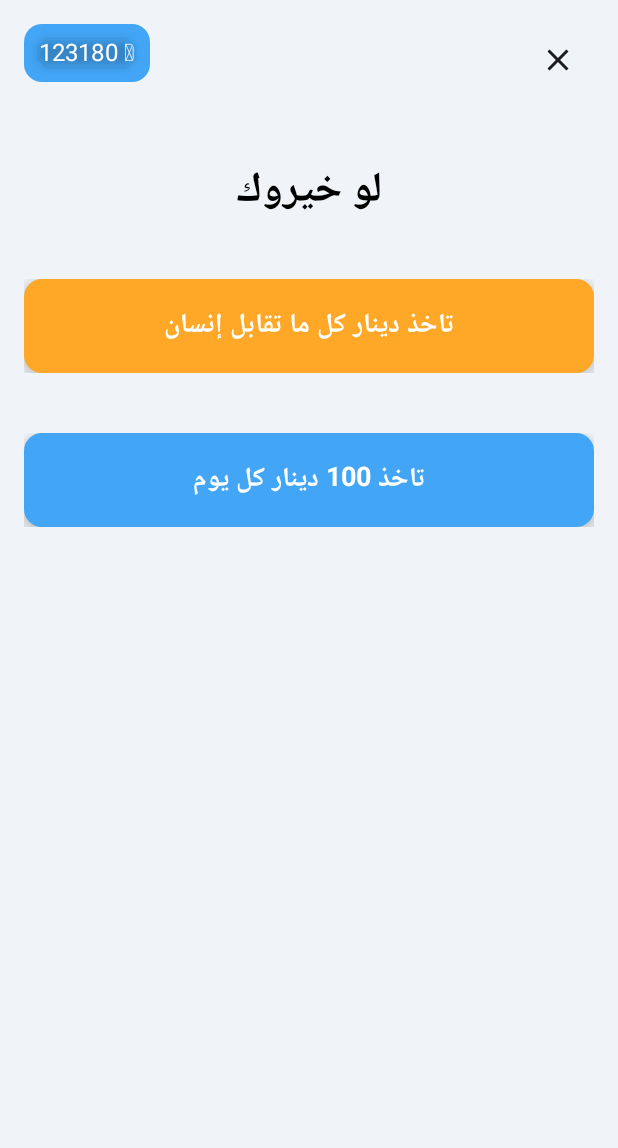
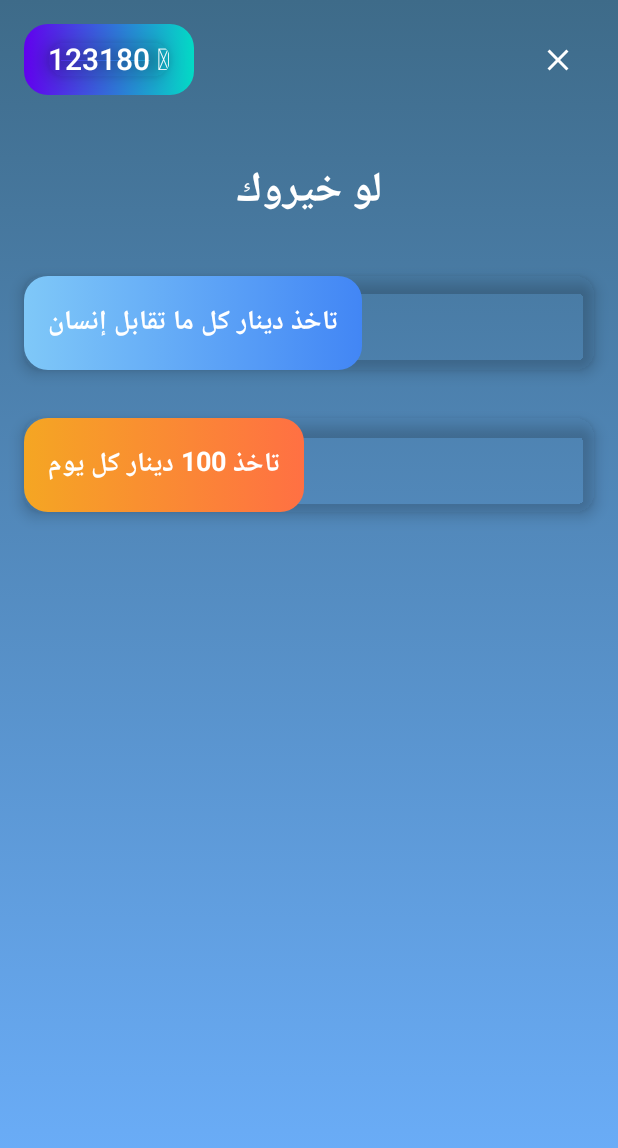
Before and after one commit to nourlou/GameProject, an Android app built with Jetpack Compose: the CategoriesScreen screen opened through its navigation route, after a tap on "لو خيروك", on a phone screen of 412 x 824 dp. Shown: the top 1148 px of the screen. Run offline under Robolectric (Android 15) with nearby library versions, the phone set to English and light mode, and no system bars.

Commit message:
second game

```diff
--- a/app/src/main/java/com/example/quizapp/presentation/screen/CategoriesScreen.kt
+++ b/app/src/main/java/com/example/quizapp/presentation/screen/CategoriesScreen.kt
@@ -26,46 +26,45 @@ import com.example.quizapp.R
 @Composable
 fun CategoriesScreen(navController: NavController) {
     val categories = listOf(
-        Pair("إختبرثقافتك", R.drawable.brain), // Only category and imageRes
+        Pair("إختبر ثقافتك", R.drawable.brain),
         Pair("لو خيروك", R.drawable.choose)
     )
 
     Scaffold(
-        topBar = {
-            // Add your top bar here if needed
-        },
         content = { innerPadding ->
             Box(
                 modifier = Modifier
                     .fillMaxSize()
                     .padding(innerPadding)
             ) {
-                // Background image
+                // Image d'arrière-plan
                 Image(
-                    painter = painterResource(id = R.drawable.game3), // Replace with your image resource
-                    contentDescription = "Background Image",
-                    contentScale = ContentScale.Crop, // Crop to fit the screen
+                    painter = painterResource(id = R.drawable.game3),
+                    contentDescription = "Image de fond",
+                    contentScale = ContentScale.Crop,
                     modifier = Modifier.fillMaxSize()
                 )
 
-                // Foreground content
+                // Contenu au premier plan
                 Column(
                     modifier = Modifier
                         .fillMaxSize()
                         .padding(horizontal = 16.dp),
                     horizontalAlignment = Alignment.CenterHorizontally,
-                    verticalArrangement = Arrangement.Top
+                    verticalArrangement = Arrangement.Center
                 ) {
+                    // Titre
                     Text(
-                        text = "",
+                        text = "اختر لعبة",
                         style = TextStyle(
-                            fontSize = 28.sp,
+                            fontSize = 32.sp,
                             fontWeight = FontWeight.Bold,
                             color = Color.White
                         ),
-                        modifier = Modifier.padding(vertical = 20.dp)
+                        modifier = Modifier.padding(bottom = 24.dp)
                     )
 
+                    // Boucle sur les catégories
                     categories.forEach { (category, imageRes) ->
                         CategoryCard(
                             category = category,
@@ -96,12 +95,12 @@ fun CategoryCard(
             .fillMaxWidth()
             .padding(vertical = 12.dp)
             .clickable { onClick() }
-            .shadow(8.dp, RoundedCornerShape(16.dp)),
+            .shadow(12.dp, RoundedCornerShape(16.dp)),
         shape = RoundedCornerShape(16.dp),
         colors = CardDefaults.cardColors(
-            containerColor = Color(0xFFF3E5F5)
+            containerColor = Color.Transparent // Transparence totale
         ),
-        elevation = CardDefaults.cardElevation(12.dp)
+        elevation = CardDefaults.cardElevation(8.dp)
     ) {
         Row(
             verticalAlignment = Alignment.CenterVertically,
@@ -109,22 +108,24 @@ fun CategoryCard(
                 .padding(16.dp)
                 .fillMaxWidth()
         ) {
+            // Image de catégorie
             Image(
                 painter = painterResource(id = imageRes),
                 contentDescription = "$category Logo",
                 contentScale = ContentScale.Crop,
                 modifier = Modifier
-                    .size(80.dp) // Adjusted image size
-                    .clip(RoundedCornerShape(50)) // Rounded image style
+                    .size(100.dp) // Taille augmentée
+                    .clip(RoundedCornerShape(50)) // Style arrondi
                     .padding(end = 16.dp)
             )
 
+            // Texte de la catégorie
             Text(
                 text = category,
                 style = TextStyle(
-                    fontSize = 22.sp,
+                    fontSize = 24.sp,
                     fontWeight = FontWeight.Bold,
-                    color = Color(0xFF1A237E)
+                    color = Color.White
                 )
             )
         }
--- a/app/src/main/java/com/example/quizapp/presentation/screen/ChoiceGameScreen.kt
+++ b/app/src/main/java/com/example/quizapp/presentation/screen/ChoiceGameScreen.kt
@@ -23,7 +23,13 @@ import androidx.compose.ui.text.style.TextAlign
 import androidx.compose.ui.unit.dp
 import androidx.compose.ui.unit.sp
 import androidx.navigation.NavController
-import kotlinx.coroutines.delay
+
+// Palette de couleurs
+val PrimaryColor = Color(0xFF6200EE)
+val SecondaryColor = Color(0xFF03DAC5)
+val LightBackground = Color(0xFFEDE7F6)
+val GradientStart = Color(0xFF8E24AA)
+val GradientEnd = Color(0xFFCE93D8)
 
 @OptIn(ExperimentalMaterial3Api::class)
 @Composable
@@ -31,7 +37,14 @@ fun ChoiceGameScreen(navController: NavController) {
     // Liste des choix
     val choices = listOf(
         "تاخذ دينار كل ما تقابل إنسان" to "تاخذ 100 دينار كل يوم",
-        "تمشي للبحر كل يوم" to "تسافر مرة في السنة"
+        "تمشي للبحر كل يوم" to "تسافر مرة في السنة",
+        "تعمل فطور في الدار كل صباح" to "تفطر في المقهى كل صباح",
+        "تحكم في الأشخاص" to "تحكم في الظروف",
+        "تشرب تاي" to  "تشرب قهوة" ,
+        "ما عادش تستعمل spotify" to "ما عادش تستعمل youtube" ,
+
+
+
     )
     var currentChoiceIndex by remember { mutableStateOf(0) }
     var showPercentages by remember { mutableStateOf(false) }
@@ -43,7 +56,7 @@ fun ChoiceGameScreen(navController: NavController) {
             Column(
                 modifier = Modifier
                     .fillMaxSize()
-                    .background(Color(0xFFF0F4F8)) // Couleur d'arrière-plan plus douce
+                    .background(Brush.verticalGradient(listOf(Color(0xFF3E6B89), Color(0xFF6DB1FF))))
                     .padding(innerPadding)
             ) {
                 // Barre supérieure avec score
@@ -53,17 +66,9 @@ fun ChoiceGameScreen(navController: NavController) {
                         .padding(16.dp),
                     horizontalArrangement = Arrangement.SpaceBetween
                 ) {
-                    Box(
-                        contentAlignment = Alignment.Center,
-                        modifier = Modifier
-                            .background(Color(0xFF42A5F5), shape = RoundedCornerShape(12.dp))
-                            .padding(10.dp)
-                            .shadow(4.dp, shape = RoundedCornerShape(12.dp))
-                    ) {
-                        Text(text = "123180 🪙", color = Color.White, fontSize = 16.sp)
-                    }
+                    ScoreDisplay(score = "123180 🪙")
                     IconButton(onClick = { navController.popBackStack() }) {
-                        Icon(imageVector = Icons.Default.Close, contentDescription = "Close")
+                        Icon(imageVector = Icons.Default.Close, contentDescription = "Fermer", tint = Color.White)
                     }
                 }
 
@@ -72,7 +77,7 @@ fun ChoiceGameScreen(navController: NavController) {
                 // Titre
                 Text(
                     text = "لو خيروك",
-                    color = Color.Black,
+                    color = Color.White,
                     fontSize = 28.sp,
                     fontWeight = FontWeight.Bold,
                     textAlign = TextAlign.Center,
@@ -85,36 +90,34 @@ fun ChoiceGameScreen(navController: NavController) {
                     val (choice1, choice2) = choices[currentChoiceIndex]
 
                     if (!showPercentages) {
-                        // Afficher les choix
+                        // Affichage des choix
                         ChoiceCard(
                             text = choice1,
-                            color = Color(0xFFFFA726),
+                            gradient = Brush.horizontalGradient(listOf(Color(0xFF7FC8F8), Color(0xFF4286F5))),
                             onClick = {
                                 userSelection = choice1
-                                percentages = Pair(21, 79) // Remplacer avec des données réelles
+                                percentages = calculatePercentages(choice1) // Calculate percentages dynamically
+                                showPercentages = true
+                            }
+                        )
+                        Spacer(modifier = Modifier.height(16.dp))
+                        ChoiceCard(
+                            text = choice2,
+                            gradient = Brush.horizontalGradient(listOf(Color(0xFFF5A623), Color(0xFFFF7043))),
+                            onClick = {
+                                userSelection = choice2
+                                percentages = calculatePercentages(choice2) // Calculate percentages dynamically
                                 showPercentages = true
                             }
                         )
 
-                        Spacer(modifier = Modifier.height(20.dp))
-
-                        ChoiceCard(
-                            text = choice2,
-                            color = Color(0xFF42A5F5),
-                            onClick = {
-                                userSelection = choice2
-                                percentages = Pair(79, 21) // Remplacer avec des données réelles
-                                showPercentages = true
-                            }
-                        )
                     } else {
-                        // Afficher les pourcentages
-                        PercentageDisplay(
+                        // Affichage des pourcentages
+                        AnimatedPercentageDisplay(
                             choice1 = choice1,
                             choice2 = choice2,
                             percentages = percentages
                         ) {
-                            // Passer au prochain choix
                             showPercentages = false
                             currentChoiceIndex++
                         }
@@ -123,7 +126,7 @@ fun ChoiceGameScreen(navController: NavController) {
                     // Fin des choix
                     Text(
                         text = "شكراً على المشاركة!",
-                        color = Color(0xFF42A5F5),
+                        color = Color.White,
                         fontSize = 24.sp,
                         fontWeight = FontWeight.Bold,
                         textAlign = TextAlign.Center,
@@ -138,20 +141,42 @@ fun ChoiceGameScreen(navController: NavController) {
 }
 
 @Composable
-fun ChoiceCard(text: String, color: Color, onClick: () -> Unit) {
+fun ScoreDisplay(score: String) {
+    Box(
+        contentAlignment = Alignment.Center,
+        modifier = Modifier
+            .background(
+                brush = Brush.horizontalGradient(
+                    colors = listOf(PrimaryColor, SecondaryColor)
+                ),
+                shape = RoundedCornerShape(16.dp)
+            )
+            .padding(horizontal = 16.dp, vertical = 12.dp) // Plus d'espace autour du texte
+            .shadow(8.dp, shape = RoundedCornerShape(16.dp)) // Ombre pour donner de la profondeur
+    ) {
+        Text(
+            text = score,
+            color = Color.White,
+            fontSize = 20.sp, // Texte plus grand
+            fontWeight = FontWeight.Medium
+        )
+    }
+}
+
+@Composable
+fun ChoiceCard(text: String, gradient: Brush, onClick: () -> Unit) {
     Card(
         modifier = Modifier
             .fillMaxWidth()
-            .padding(horizontal = 16.dp, vertical = 10.dp)
-            .clickable(onClick = onClick)
-            .animateContentSize(),
-        elevation = CardDefaults.cardElevation(8.dp),
-        colors = CardDefaults.cardColors(containerColor = color)
+            .padding(horizontal = 16.dp, vertical = 8.dp)
+            .clickable(onClick = onClick),
+        colors = CardDefaults.cardColors(containerColor = Color.Transparent),
+        elevation = CardDefaults.cardElevation(6.dp)
     ) {
         Box(
             contentAlignment = Alignment.Center,
             modifier = Modifier
-                .fillMaxWidth()
+                .background(gradient, shape = RoundedCornerShape(16.dp))
                 .padding(16.dp)
         ) {
             Text(
@@ -166,7 +191,7 @@ fun ChoiceCard(text: String, color: Color, onClick: () -> Unit) {
 }
 
 @Composable
-fun PercentageDisplay(
+fun AnimatedPercentageDisplay(
     choice1: String,
     choice2: String,
     percentages: Pair<Int, Int>,
@@ -176,19 +201,63 @@ fun PercentageDisplay(
         modifier = Modifier.fillMaxSize(),
         horizontalAlignment = Alignment.CenterHorizontally
     ) {
-        // Premier choix avec pourcentage
+        ChoiceCardWithPercentage(choice1, percentages.first, Color(0xFF7FC8F8))
+        Spacer(modifier = Modifier.height(16.dp))
+        CircularPercentageBar(percentages.first, percentages.second)
+        Spacer(modifier = Modifier.height(16.dp))
+        ChoiceCardWithPercentage(choice2, percentages.second, Color(0xFFFF7043))
+        Spacer(modifier = Modifier.height(16.dp))
+        Button(
+            onClick = onNext,
+            colors = ButtonDefaults.buttonColors(containerColor = Color(0xFF4286F5))
+        ) {
+            Text("Suivant", color = Color.White, fontWeight = FontWeight.Bold)
+        }
+    }
+}
+
+@Composable
+fun CircularPercentageBar(percent1: Int, percent2: Int) {
+    Row(
+        modifier = Modifier
+            .fillMaxWidth()
+            .padding(horizontal = 32.dp),
+        horizontalArrangement = Arrangement.Center
+    ) {
+        CircularIndicator(percentage = percent1, color = Color(0xFF7FC8F8))
+        Spacer(modifier = Modifier.width(16.dp))
+        CircularIndicator(percentage = percent2, color = Color(0xFFFF7043))
+    }
+}
+
+@Composable
+fun CircularIndicator(percentage: Int, color: Color) {
+    Box(
+        contentAlignment = Alignment.Center,
+        modifier = Modifier
+            .size(100.dp)
+            .clip(CircleShape)
+            .background(color.copy(alpha = 0.1f))
+    ) {
+        Text("$percentage%", color = color, fontSize = 20.sp, fontWeight = FontWeight.Bold)
+    }
+}
+
+
+@Composable
+fun ChoiceCardWithPercentage(text: String, percentage: Int, color: Color) {
     Card(
         modifier = Modifier
             .fillMaxWidth()
             .padding(16.dp),
-            colors = CardDefaults.cardColors(containerColor = Color(0xFFFFA726))
+        colors = CardDefaults.cardColors(containerColor = color)
     ) {
         Column(
             modifier = Modifier.padding(16.dp),
             horizontalAlignment = Alignment.CenterHorizontally
         ) {
             Text(
-                    text = choice1,
+                text = text,
                 color = Color.White,
                 fontSize = 20.sp,
                 fontWeight = FontWeight.Bold,
@@ -196,78 +265,19 @@ fun PercentageDisplay(
             )
             Spacer(modifier = Modifier.height(8.dp))
             Text(
-                    text = "${percentages.first}%",
+                text = "$percentage%",
                 color = Color.White,
                 fontSize = 18.sp
             )
         }
     }
+}
 
-        Spacer(modifier = Modifier.height(16.dp))
-
-        // Barre de pourcentage
-        Box(
-            modifier = Modifier
-                .fillMaxWidth()
-                .padding(horizontal = 32.dp)
-                .height(30.dp)
-                .clip(RoundedCornerShape(16.dp))
-                .background(Color(0xFFBDBDBD))
-        ) {
-            Row {
-                Box(
-                    modifier = Modifier
-                        .weight(percentages.first.toFloat())
-                        .fillMaxHeight()
-                        .background(Color(0xFFFFA726))
-                )
-                Box(
-                    modifier = Modifier
-                        .weight(percentages.second.toFloat())
-                        .fillMaxHeight()
-                        .background(Color(0xFF42A5F5))
-                )
+fun calculatePercentages(choice: String, totalResponses: Int = 100): Pair<Int, Int> {
+    // Simulate results for this example
+    return if (choice == "تاخذ دينار كل ما تقابل إنسان") {
+        Pair(60, 40) // 60% for the chosen option, 40% for the other
+    } else {
+        Pair(40, 60) // Adjust percentages based on user choice
     }
 }
-
-        Spacer(modifier = Modifier.height(16.dp))
-
-        // Deuxième choix avec pourcentage
-        Card(
-            modifier = Modifier
-                .fillMaxWidth()
-                .padding(16.dp),
-            colors = CardDefaults.cardColors(containerColor = Color(0xFF42A5F5))
-        ) {
-            Column(
-                modifier = Modifier.padding(16.dp),
-                horizontalAlignment = Alignment.CenterHorizontally
-            ) {
-                Text(
-                    text = choice2,
-                    color = Color.White,
-                    fontSize = 20.sp,
-                    fontWeight = FontWeight.Bold,
-                    textAlign = TextAlign.Center
-                )
-                Spacer(modifier = Modifier.height(8.dp))
-                Text(
-                    text = "${percentages.second}%",
-                    color = Color.White,
-                    fontSize = 18.sp
-                )
-            }
-        }
-
-        Spacer(modifier = Modifier.height(16.dp))
-
-        // Bouton suivant
-        IconButton(onClick = onNext) {
-            Icon(
-                imageVector = Icons.Default.ArrowForward,
-                contentDescription = "Next",
-                tint = Color(0xFF42A5F5)
-            )
-        }
-    }
-}
```
Lines whose indentation alone changed are shown as unchanged.
